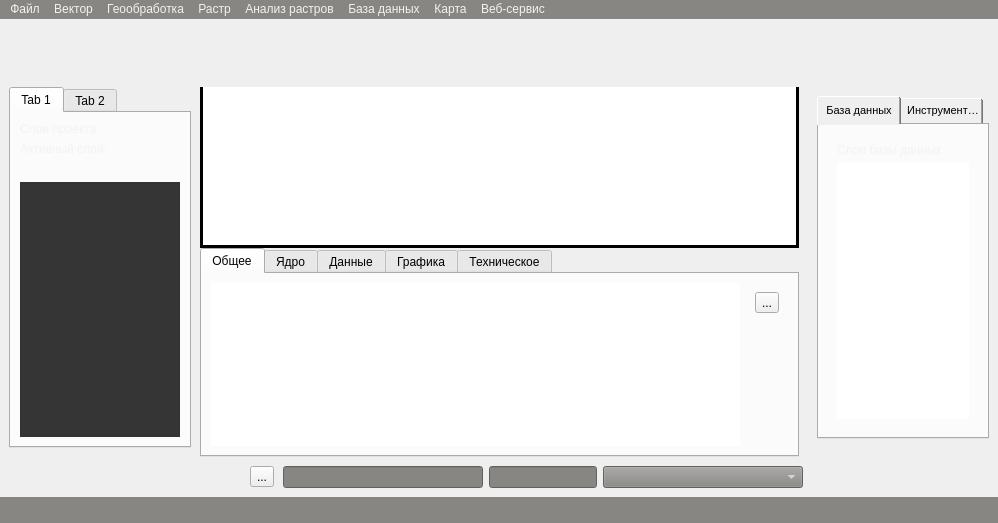
Before: the Qt Designer form ui/mainwindow.ui in Doggerr111/vrsa-gis, drawn with Qt 5.
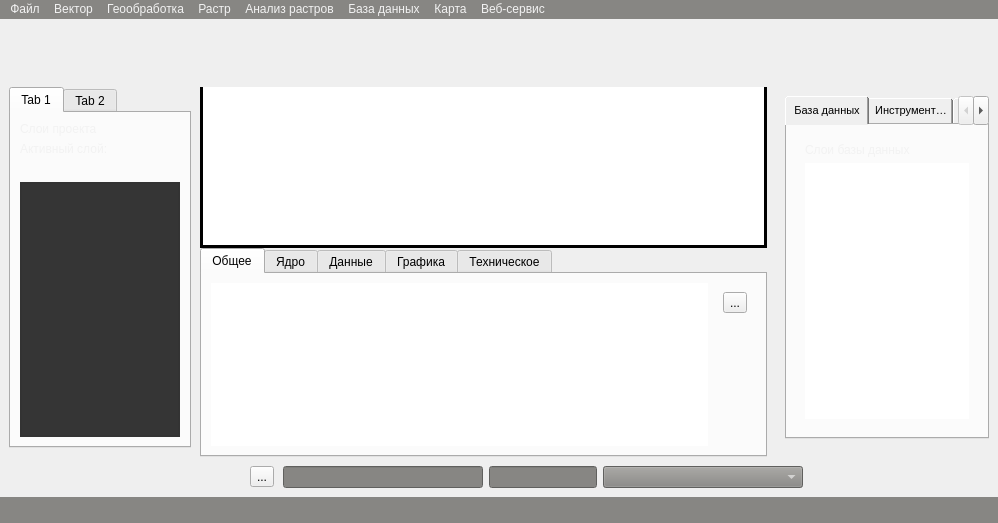
After: the same form once the commit is applied. The open tabs and pages were chosen to show the change. Icons and pictures are not drawn. Custom widgets are drawn as their Qt base class.

The edit to the form file:
```diff
--- a/ui/mainwindow.ui
+++ b/ui/mainwindow.ui
@@ -1335,6 +1335,11 @@
                  </item>
                 </layout>
                </widget>
+               <widget class="QWidget" name="tab_3">
+                <attribute name="title">
+                 <string>Page</string>
+                </attribute>
+               </widget>
               </widget>
              </item>
             </layout>
```
Left out of the diff: 45 changed lines with no effect on the pictures.
